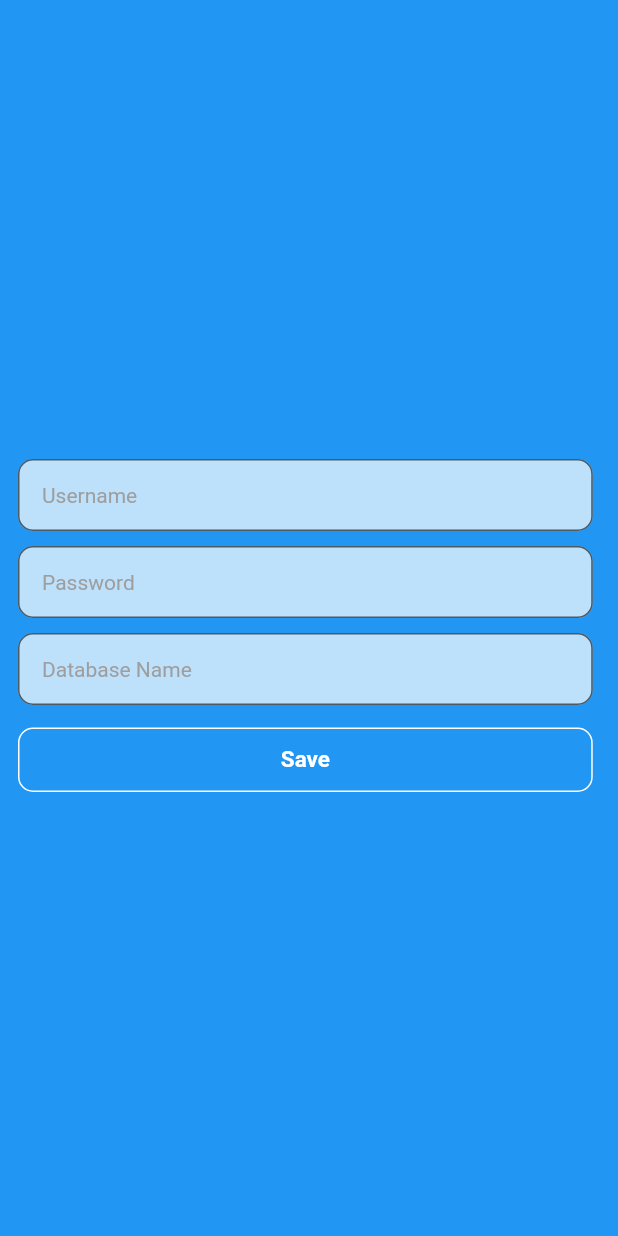
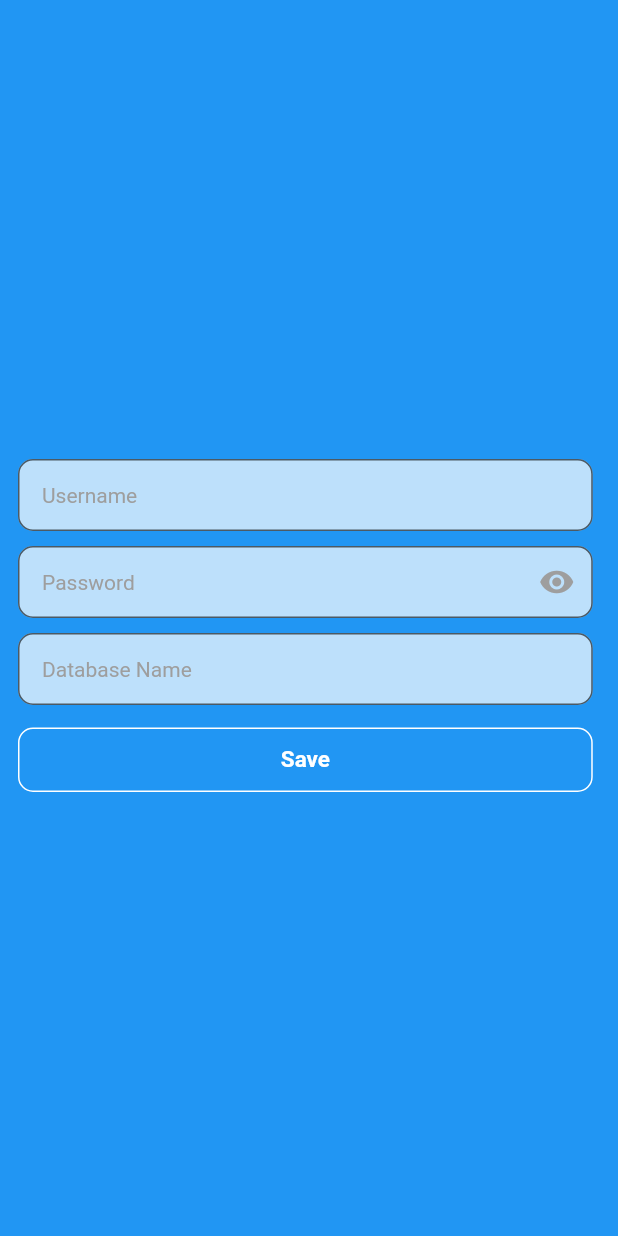
Before and after one commit to AsifRehman/Online-Khata-Final, a Flutter app: the SettingScreen screen opened by its route, on a phone screen of 412 x 824 dp. Run offline on Flutter 3.47's test engine with Material 2 defaults, Android fonts, the phone set to English and light mode, and no system bars; our stand-ins replace fluttertoast, modal_progress_hud, pdf, permission_handler, share, shared_preferences and 1 more; missing offline and left inert: downloads_path_provider, flutter_full_pdf_viewer, mongo_dart; accounts and stored records are empty.

Commit message:
Fix issues

```diff
--- a/lib/sqflite_database/DbProvider.dart
+++ b/lib/sqflite_database/DbProvider.dart
@@ -75,7 +75,7 @@ class DbProvider {
           CREATE VIEW IF NOT EXISTS PartyLeg AS SELECT 0 as vocNo, date, 'OP' tType, 'OPENING...' as description, partyID, partyName, debit, credit, IFNULL(debit,0)-IFNULL(credit,0) as Bal FROM Party UNION ALL SELECT vocNo, date, tType, description, partyID, Null, debit, credit, IFNULL(debit,0)-IFNULL(credit,0) as Bal FROM Ledger;""";
 
   static const partLegSumTable = """
-          CREATE VIEW IF NOT EXISTS PartyLegSum AS SELECT partyID, MAX(partyName) as partyName, SUM(Bal) as Bal FROM PartyLeg GROUP BY partyID;""";
+          CREATE VIEW IF NOT EXISTS PartyLegSum AS SELECT partyID, MAX(partyName) as partyName, debit, credit, SUM(Bal) as Bal FROM PartyLeg GROUP BY partyID;""";
 
   Future addPartyItem(var collection) async {
     final sqliteDb = await init(); //open database
--- a/lib/ui/setting_screen.dart
+++ b/lib/ui/setting_screen.dart
@@ -13,10 +13,43 @@ class _SettingScreenState extends State<SettingScreen> {
   TextEditingController _userNameController = TextEditingController();
   TextEditingController _passwordController = TextEditingController();
   TextEditingController _databaseNameController = TextEditingController();
+  bool showPassword = false;
 
   final focus = FocusNode();
   final focus2 = FocusNode();
   final focus3 = FocusNode();
+
+  @override
+  void initState() {
+
+    getPassword().then((value) {
+      if (value != null && value != "") {
+        setState(() {
+          _passwordController.text = value;
+
+        });
+      }
+    });
+
+    getUserName().then((value) {
+      if (value != null && value != "") {
+        setState(() {
+          _userNameController.text = value;
+
+        });
+      }
+    });
+
+    getDatabaseName().then((value) {
+      if (value != null && value != "") {
+        setState(() {
+          _databaseNameController.text = value;
+
+        });
+      }
+    });
+    super.initState();
+  }
 
   @override
   Widget build(BuildContext context) {
@@ -69,9 +102,13 @@ class _SettingScreenState extends State<SettingScreen> {
                     child: TextField(
                       style: new TextStyle(fontSize: 14.0, color: Colors.grey),
                       controller: _passwordController,
-                      autofocus: false,
                       enableSuggestions: false,
                       autocorrect: false,
+
+                      autofocus: false,
+                      obscureText: !this.showPassword,
+
+                      keyboardType: TextInputType.text,
 
                       textInputAction: TextInputAction.next,
                       focusNode: focus2,
@@ -79,6 +116,16 @@ class _SettingScreenState extends State<SettingScreen> {
                         FocusScope.of(context).requestFocus(focus3);
                       },
                       decoration: InputDecoration(
+
+                          suffixIcon: IconButton(
+                            icon: Icon(
+                              Icons.remove_red_eye_rounded,
+                              color: this.showPassword ? Colors.blueAccent : Colors.grey,
+                            ),
+                            onPressed: () {
+                              setState(() => this.showPassword = !this.showPassword);
+                            },
+                          ),
                           contentPadding: const EdgeInsets.all(16.0),
                           border: new OutlineInputBorder(
                             borderSide: const BorderSide(
```
Also changed, not shown: lib/ui/home_screen.dart (+53 -15 lines), lib/ui/ledger_detail.dart (+94 -71 lines), lib/ui/pdf_viewer/pdf_viewer_page.dart (+44 -5 lines), lib/ui/pdf_viewer/report_pdf.dart (+13 -26 lines).
